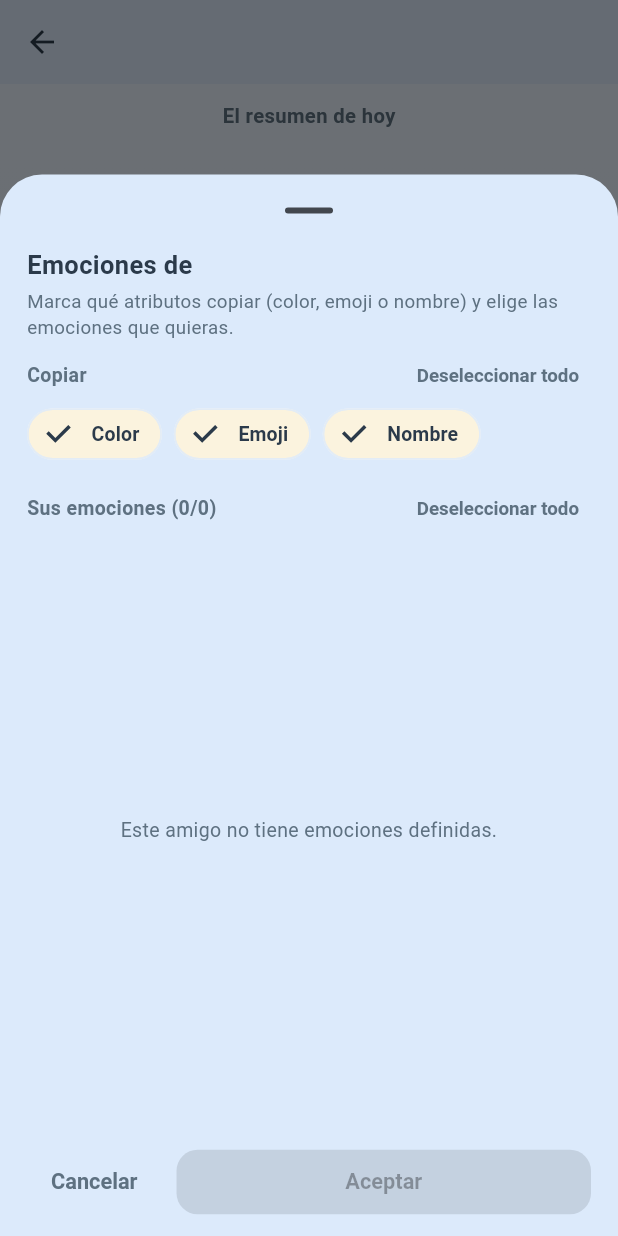
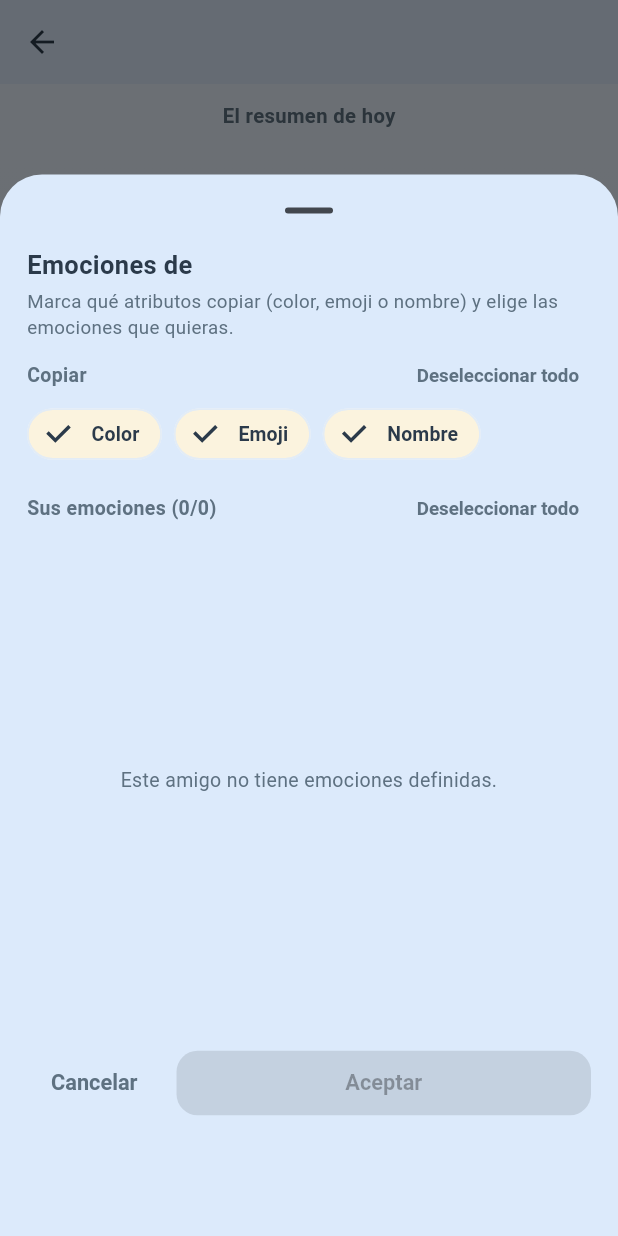
Before and after one commit to Jottop/Mood-App, a Flutter app: the FriendProfileScreen screen opened directly with empty values, after a tap on "Ver sus emociones", on a phone screen of 412 x 824 dp. Run offline on Flutter 3.47's test engine with Material 3 defaults, Android fonts, the phone set to English and light mode, and no system bars; our stand-ins replace package_info_plus, shared_preferences, supabase_flutter; missing offline and left inert: home_widget, workmanager; accounts and stored records are empty.

Commit message:
Panel 'Ver sus emociones': reserva la base para que la pildora de amigos no tape los botones de abajo

```diff
--- a/lib/features/friends/friend_moods_copy_sheet.dart
+++ b/lib/features/friends/friend_moods_copy_sheet.dart
@@ -108,12 +108,18 @@ class _FriendMoodsCopySheetState extends State<_FriendMoodsCopySheet> {
     );
   }
 
+  /// Zona reservada en la base del panel para que la píldora flotante del
+  /// hub de amigos (que vive POR ENCIMA del Navigator, sobre todas las
+  /// rutas y hojas modales) no tape los botones de abajo. Mide ~62px
+  /// (avatar 34 + paddings + margen SafeArea) y dejamos margen extra.
+  static const double _pillReserveHeight = 78;
+
   @override
   Widget build(BuildContext context) {
     return SafeArea(
       top: false,
       child: Padding(
-        padding: const EdgeInsets.fromLTRB(18, 0, 18, 12),
+        padding: const EdgeInsets.fromLTRB(18, 0, 18, _pillReserveHeight),
         child: Column(
           crossAxisAlignment: CrossAxisAlignment.start,
           children: [
```
